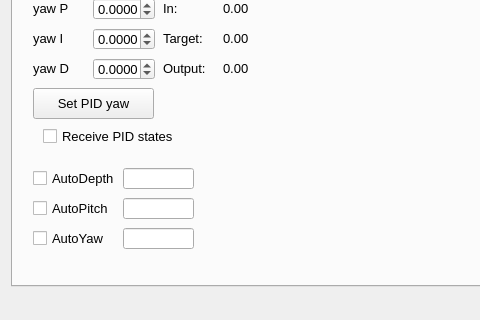
robocenter-rov/remote-control, file mainwindow.ui: the form before one commit; both pictures show x 0 to 480 and y 370 to 690 of the 1228 by 690 pixel window.
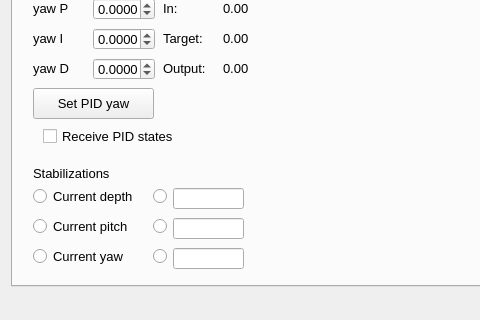
The form after the commit. The open tabs and pages were chosen to show the change. Custom widgets are drawn as their Qt base class.

Commit message: Add interface for current stabilizations

What changed in the file:
```diff
--- a/mainwindow.ui
+++ b/mainwindow.ui
@@ -2547,8 +2547,8 @@
        <widget class="QLineEdit" name="depthEdit">
         <property name="geometry">
          <rect>
-          <x>110</x>
-          <y>480</y>
+          <x>160</x>
+          <y>500</y>
           <width>71</width>
           <height>21</height>
          </rect>
@@ -2557,8 +2557,8 @@
        <widget class="QLineEdit" name="pitchEdit">
         <property name="geometry">
          <rect>
-          <x>110</x>
-          <y>510</y>
+          <x>160</x>
+          <y>530</y>
           <width>71</width>
           <height>21</height>
          </rect>
@@ -2567,37 +2567,18 @@
        <widget class="QLineEdit" name="yawEdit">
         <property name="geometry">
          <rect>
-          <x>110</x>
-          <y>540</y>
+          <x>160</x>
+          <y>560</y>
           <width>71</width>
           <height>21</height>
          </rect>
         </property>
        </widget>
-       <widget class="QCheckBox" name="autoPitchCheckBox">
-        <property name="enabled">
-         <bool>true</bool>
-        </property>
-        <property name="geometry">
-         <rect>
-          <x>20</x>
-          <y>510</y>
-          <width>81</width>
-          <height>21</height>
-         </rect>
-        </property>
-        <property name="text">
-         <string>AutoPitch</string>
-        </property>
-        <property name="checkable">
-         <bool>true</bool>
-        </property>
-       </widget>
        <widget class="QLabel" name="stabPitchValue">
         <property name="geometry">
          <rect>
-          <x>190</x>
-          <y>510</y>
+          <x>240</x>
+          <y>530</y>
           <width>91</width>
           <height>21</height>
          </rect>
@@ -2609,8 +2590,8 @@
        <widget class="QLabel" name="stabYawValue">
         <property name="geometry">
          <rect>
-          <x>190</x>
-          <y>540</y>
+          <x>240</x>
+          <y>560</y>
           <width>91</width>
           <height>21</height>
          </rect>
@@ -2622,8 +2603,8 @@
        <widget class="QLabel" name="stabDepthValue">
         <property name="geometry">
          <rect>
-          <x>190</x>
-          <y>480</y>
+          <x>240</x>
+          <y>500</y>
           <width>91</width>
           <height>21</height>
          </rect>
@@ -2632,48 +2613,95 @@
          <string/>
         </property>
        </widget>
-       <widget class="QCheckBox" name="autoYawCheckBox">
-        <property name="enabled">
-         <bool>true</bool>
-        </property>
+       <widget class="QLabel" name="stabilizationLabel">
         <property name="geometry">
          <rect>
           <x>20</x>
-          <y>540</y>
-          <width>81</width>
+          <y>475</y>
+          <width>141</width>
           <height>21</height>
          </rect>
         </property>
         <property name="text">
-         <string>AutoYaw</string>
+         <string>Stabilizations</string>
         </property>
-        <property name="checkable">
-         <bool>true</bool>
+       </widget>
+       <widget class="QRadioButton" name="autoDepthCurrentRB">
+        <property name="geometry">
+         <rect>
+          <x>20</x>
+          <y>500</y>
+          <width>111</width>
+          <height>17</height>
+         </rect>
         </property>
+        <property name="text">
+         <string>Current depth</string>
+        </property>
        </widget>
-       <widget class="QCheckBox" name="autoDepthCheckBox">
-        <property name="enabled">
-         <bool>true</bool>
+       <widget class="QRadioButton" name="autoDepthRB">
+        <property name="geometry">
+         <rect>
+          <x>140</x>
+          <y>500</y>
+          <width>21</width>
+          <height>17</height>
+         </rect>
         </property>
+        <property name="text">
+         <string/>
+        </property>
+       </widget>
+       <widget class="QRadioButton" name="autoPitchCurrentRB">
         <property name="geometry">
          <rect>
           <x>20</x>
-          <y>480</y>
-          <width>81</width>
-          <height>21</height>
+          <y>530</y>
+          <width>111</width>
+          <height>17</height>
          </rect>
         </property>
-        <property name="mouseTracking">
-         <bool>true</bool>
+        <property name="text">
+         <string>Current pitch</string>
         </property>
+       </widget>
+       <widget class="QRadioButton" name="autoYawCurrentRB">
+        <property name="geometry">
+         <rect>
+          <x>20</x>
+          <y>560</y>
+          <width>111</width>
+          <height>17</height>
+         </rect>
+        </property>
         <property name="text">
-         <string>AutoDepth</string>
+         <string>Current yaw</string>
         </property>
-        <property name="checkable">
-         <bool>true</bool>
+       </widget>
+       <widget class="QRadioButton" name="autoPitchRB">
+        <property name="geometry">
+         <rect>
+          <x>140</x>
+          <y>530</y>
+          <width>16</width>
+          <height>17</height>
+         </rect>
         </property>
-        <property name="autoRepeat">
-         <bool>false</bool>
+        <property name="text">
+         <string/>
+        </property>
+       </widget>
+       <widget class="QRadioButton" name="autoYawRB">
+        <property name="geometry">
+         <rect>
+          <x>140</x>
+          <y>560</y>
+          <width>16</width>
+          <height>17</height>
+         </rect>
+        </property>
+        <property name="text">
+         <string/>
         </property>
        </widget>
       </widget>
```
Left out of the diff: 2 changed lines with no effect on the pictures. The commit also changes 2 other files.
